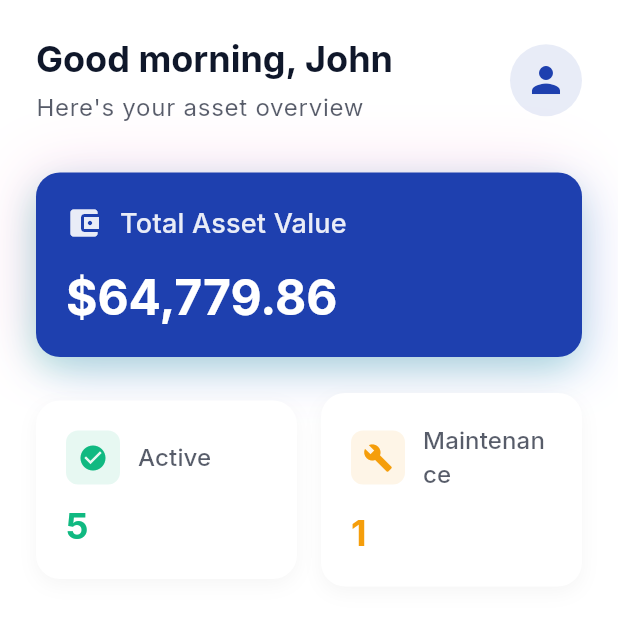
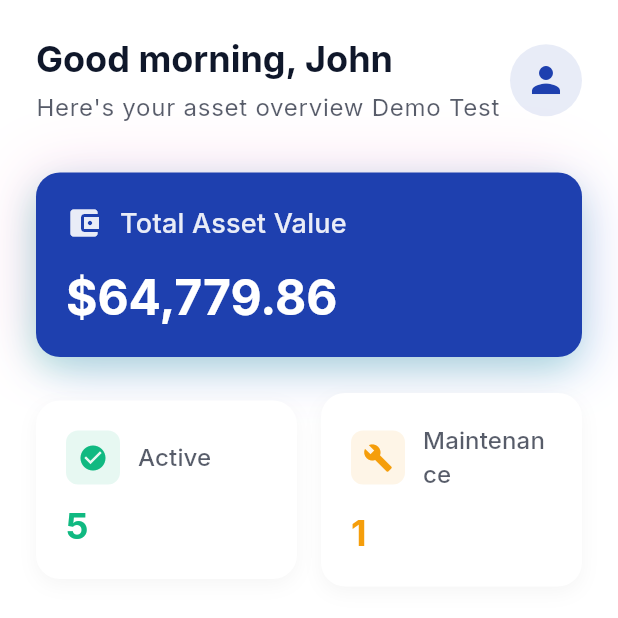
Before and after one commit to Mmckelve45/AtlasVault, a Flutter app: the screen it shows after launch, on a phone screen of 412 x 824 dp, the top half of it. Run offline on Flutter 3.47's test engine with Material 3 defaults, Android fonts, the phone set to English and light mode, and no system bars; our stand-ins replace google_fonts, shared_preferences.

Commit message:
demo test

```diff
--- a/lib/screens/home_page.dart
+++ b/lib/screens/home_page.dart
@@ -89,11 +89,14 @@ class _HomePageState extends State<HomePage> {
                           ),
                         ),
                         const SizedBox(height: 4),
-                        Text(
-                          'Here\'s your asset overview',
-                          style: theme.textTheme.bodyLarge?.copyWith(
-                            color: theme.colorScheme.onSurface
-                                .withValues(alpha: 0.7),
+                        Semantics(
+                          label: 'Semantic label',
+                          child: Text(
+                            'Here\'s your asset overview Demo Test',
+                            style: theme.textTheme.bodyLarge?.copyWith(
+                              color: theme.colorScheme.onSurface
+                                  .withValues(alpha: 0.7),
+                            ),
                           ),
                         ),
                       ],
```
Also changed, not shown: 1 other file.
